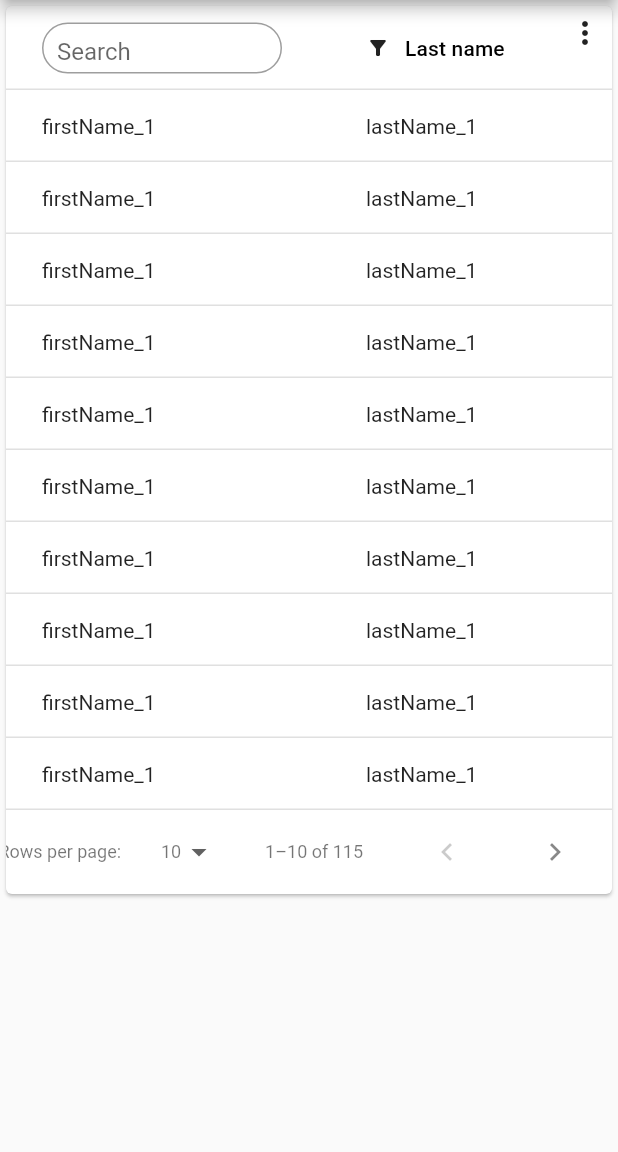
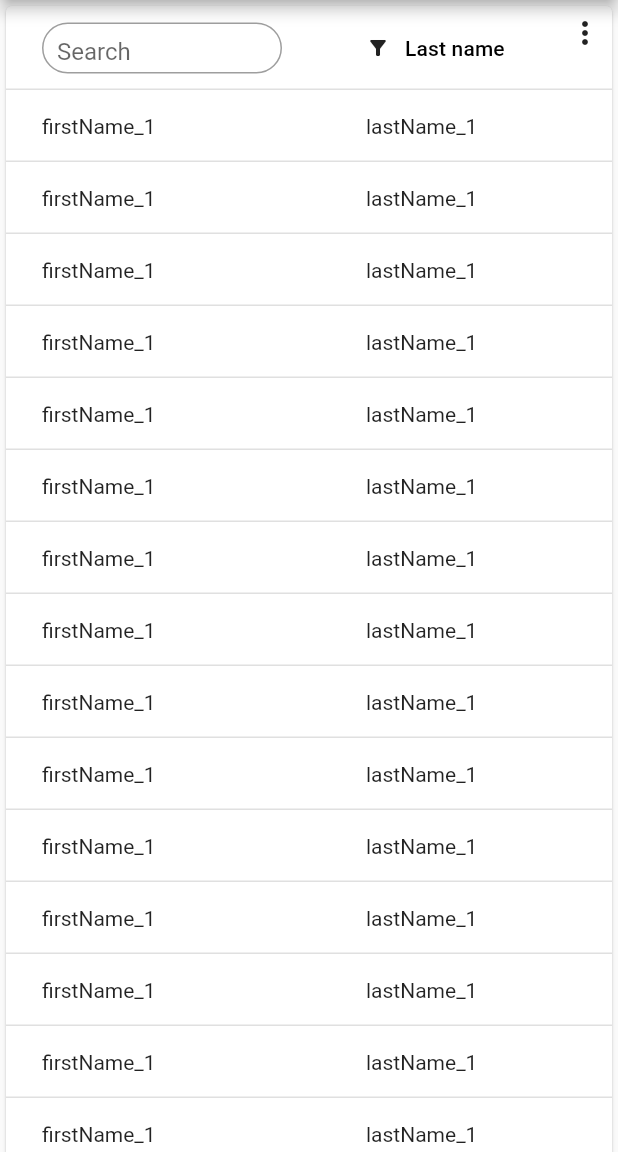
Before and after one commit to Oualitsen/lazy_paginated_data_table, a Flutter app: the screen it shows after launch, after a tap on the "search" icon, on a phone screen of 412 x 824 dp, the part 84-1236 px from its top. Run offline on Flutter 3.47's test engine with Material 2 defaults, Android fonts, the phone set to English and light mode, and no system bars; our stand-ins replace rxdart, shared_preferences.

```diff
--- a/example/lib/main.dart
+++ b/example/lib/main.dart
@@ -39,7 +39,7 @@ class _MyHomePageState extends State<MyHomePage> {
           selectedColumnsKey: "myTable",
           getData: getData,
           getTotal: () => Future.value(115),
-          availableRowsPerPage: const [5, 10, 15, 20],
+          availableRowsPerPage: const [100, 200, 300],
           selectableColumns: true,
           showCheckboxColumn: true,
           columns: [
@@ -115,7 +115,7 @@ class _MyHomePageState extends State<MyHomePage> {
         ),
       );
     }
-    return Future.delayed(const Duration(milliseconds: 300), () => result);
+    return Future.delayed(const Duration(milliseconds: 3000), () => result);
   }
 }
 
--- a/lib/lazy_table.dart
+++ b/lib/lazy_table.dart
@@ -39,6 +39,7 @@ class LazyPaginatedDataTable<T> extends StatefulWidget {
   final int? sortColumnIndex;
   final bool selectableColumns;
   final int minSelectedColumns;
+
   // when provided, any change will NOT be persisted
   final List<String>? selectedColumns;
   final ValueChanged<List<String>>? onColumnSelectionChanged;
@@ -48,6 +49,8 @@ class LazyPaginatedDataTable<T> extends StatefulWidget {
 
   final void Function(List<int> selectedIndexes)? onSelectedIndexesChanged;
   final void Function(List<T> selectedIndexes)? onSelectedDataChanged;
+
+  final Widget Function(BuildContext context)? initialLoading;
 
   LazyPaginatedDataTable({
     Key? key,
@@ -80,6 +83,7 @@ class LazyPaginatedDataTable<T> extends StatefulWidget {
     this.selectedColumns,
     this.selectedColumnsKey,
     this.onColumnSelectionChanged,
+    this.initialLoading,
   })  : assert(minSelectedColumns >= 0, "minSelectedColumns must be greater or equals 0"),
         assert(selectedColumns == null && selectedColumnsKey != null,
             "selectedColumnsKey cannot be null when selectedColumns is not null"),
@@ -104,9 +108,7 @@ class LazyPaginatedDataTable<T> extends StatefulWidget {
 }
 
 class LazyPaginatedDataTableState<T> extends State<LazyPaginatedDataTable> {
-  final _indexSubject = BehaviorSubject.seeded(
-    PageInfo(pageSize: 10, pageIndex: 0),
-  );
+  final _indexSubject = BehaviorSubject<PageInfo>();
   late final Future<List<T>> Function(PageInfo info) getData;
 
   final _dataSubject = BehaviorSubject<DataList<T>>();
@@ -123,21 +125,23 @@ class LazyPaginatedDataTableState<T> extends State<LazyPaginatedDataTable> {
   final _showSelectColumnsWidgetSubject = BehaviorSubject<bool>();
   final _colIndex = <String, IndexLabel>{};
 
-  int? _total;
-
   @override
   void initState() {
     _initColIndex();
     _showSelectColumnsWidgetSubject.add(widget.selectableColumns);
+    _indexSubject.add(
+      PageInfo(
+        pageSize: widget.availableRowsPerPage.isEmpty ? 10 : widget.availableRowsPerPage.first,
+        pageIndex: 0,
+      ),
+    );
 
     _indexSubject.where((event) => !_disabledDataLoading).listen((pageInfo) async {
       try {
         _progress.add(true);
-        var count = _total == null ? await widget.getTotal() : _total!;
-        _total = count;
-        var data = await widget.getData(pageInfo);
+        var result = await Future.wait([widget.getTotal(), widget.getData(pageInfo)]);
         clearSelection();
-        _addData(DataList(data, count, pageInfo));
+        _addData(DataList(result[1] as List<T>, result[0] as int, pageInfo));
       } catch (err, st) {
         print(st);
         _dataSubject.addError(err);
@@ -209,6 +213,8 @@ class LazyPaginatedDataTableState<T> extends State<LazyPaginatedDataTable> {
     _indexSubject.close();
     _progress.close();
     _selectIndexes.close();
+    _showSelectColumnsWidgetSubject.close();
+    _seletedColumns.close();
     super.dispose();
   }
 
@@ -237,7 +243,19 @@ class LazyPaginatedDataTableState<T> extends State<LazyPaginatedDataTable> {
         stream: Rx.combineLatest2(_dataSubject, _seletedColumns, (a, b) => [a, b]),
         builder: (context, snapshot) {
           if (!snapshot.hasData) {
-            return const SizedBox.shrink();
+            if (widget.onPageLoading != null) {
+              return widget.initialLoading!(context);
+            }
+            return Center(
+              child: Column(
+                mainAxisSize: MainAxisSize.max,
+                mainAxisAlignment: MainAxisAlignment.center,
+                children: const [
+                  SizedBox(height: 60),
+                  CircularProgressIndicator(),
+                ],
+              ),
+            );
           }
           DataList<T> _data = snapshot.data!.first as DataList<T>;
 
@@ -457,7 +475,6 @@ class LazyPaginatedDataTableState<T> extends State<LazyPaginatedDataTable> {
 
   ///calls both getTotal and getData methods and updates the ui
   void refreshPage() {
-    _total = null;
     _indexSubject.add(_indexSubject.value);
   }
 
--- a/pubspec.yaml
+++ b/pubspec.yaml
@@ -1,6 +1,6 @@
 name: lazy_paginated_data_table
 description: Lazy paginated data table.
-version: 2.2.2
+version: 2.3.0
 homepage: https://github.com/Oualitsen/lazy_paginated_data_table
 
 environment:
```
Also changed, not shown: 1 other file.
